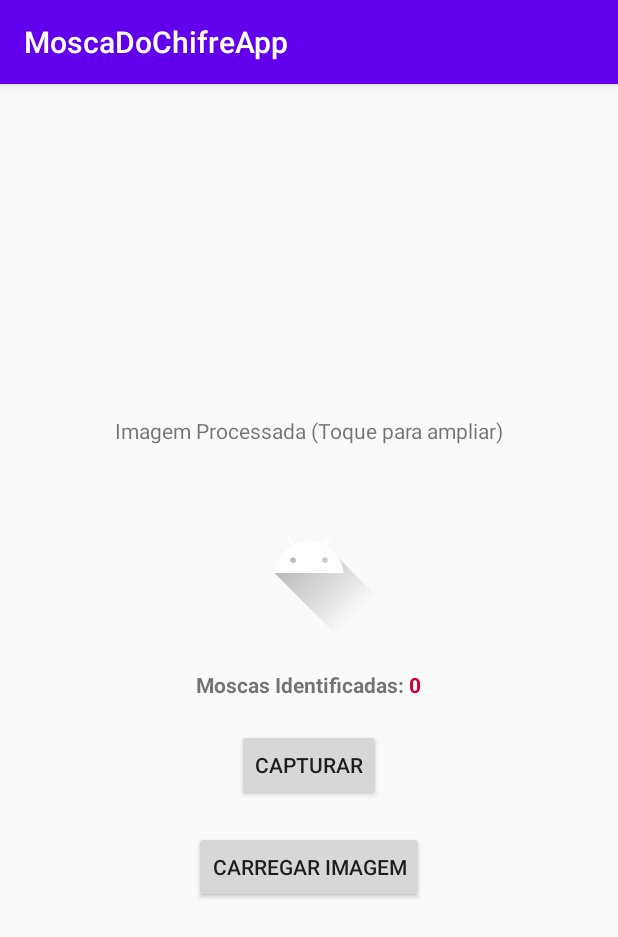
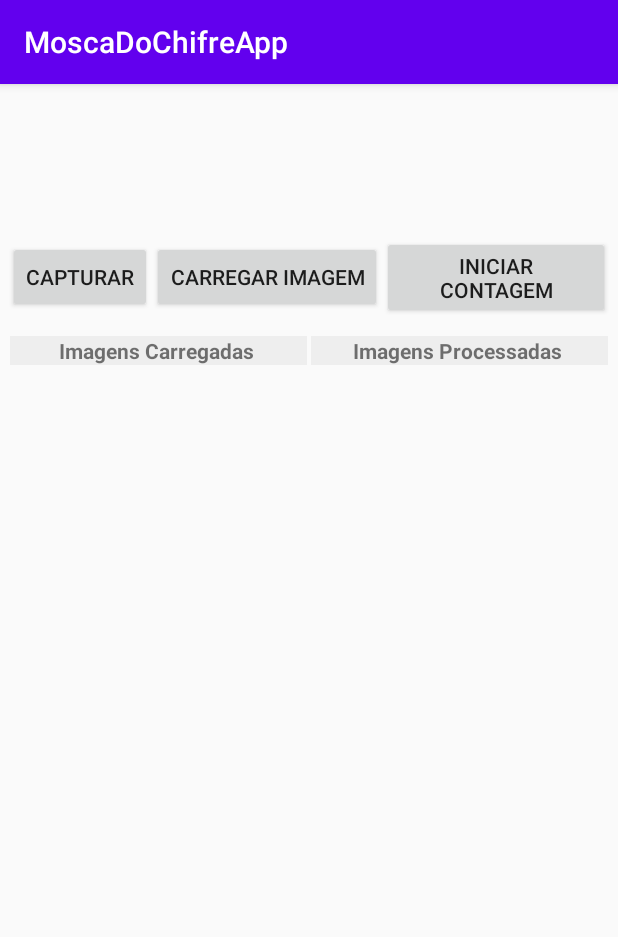
Before and after one commit to ricardonascimentosoares/moscadochifreapp, an Android app: the screen it shows after launch (MainActivity), on a phone screen of 412 x 824 dp. Shown: the top 937 px of the screen. Run offline under Robolectric (Android 15) with nearby library versions, the phone set to English and light mode, and no system bars; our stand-ins replace Picasso; libraries missing offline, so code that uses them is left out: com.chaquo.python.

Commit message:
Novo layout e carregamento de imagens e miniaturas

```diff
--- a/app/build.gradle
+++ b/app/build.gradle
@@ -44,6 +44,7 @@ dependencies {
     implementation 'androidx.appcompat:appcompat:1.2.0'
     implementation 'androidx.constraintlayout:constraintlayout:1.1.3'
     implementation 'com.github.chrisbanes:PhotoView:2.0.0'
+    implementation 'com.squareup.picasso:picasso:2.5.2'
     testImplementation 'junit:junit:4.12'
     androidTestImplementation 'androidx.test.ext:junit:1.1.2'
     androidTestImplementation 'androidx.test.espresso:espresso-core:3.3.0'
--- a/app/src/main/AndroidManifest.xml
+++ b/app/src/main/AndroidManifest.xml
@@ -17,9 +17,9 @@
         android:supportsRtl="true"
         android:requestLegacyExternalStorage="true"
         android:theme="@style/AppTheme">
-        <activity android:name=".FullScreenImage"></activity>
+        <activity android:name=".activity.FullScreenImage"></activity>
         <activity
-            android:name=".MainActivity"
+            android:name=".activity.MainActivity"
             android:configChanges="keyboardHidden|orientation|screenSize"
             android:screenOrientation="portrait">
             <intent-filter>
@@ -34,6 +34,7 @@
             android:authorities="com.facom.rvns.moscadochifreapp.fileprovider"
             android:exported="false"
             android:grantUriPermissions="true">
+
             <meta-data
                 android:name="android.support.FILE_PROVIDER_PATHS"
                 android:resource="@xml/file_paths" />
--- a/app/src/main/java/com/facom/rvns/moscadochifreapp/FullScreenImage.java
+++ b/app/src/main/java/com/facom/rvns/moscadochifreapp/activity/FullScreenImage.java
@@ -1,8 +1,7 @@
-package com.facom.rvns.moscadochifreapp;
+package com.facom.rvns.moscadochifreapp.activity;
 
 import androidx.appcompat.app.AppCompatActivity;
 
-import android.graphics.Bitmap;
 import android.net.Uri;
 import android.os.Bundle;
 import android.provider.MediaStore;
@@ -10,10 +9,9 @@ import android.view.View;
 import android.view.Window;
 import android.view.WindowManager;
 import android.widget.Button;
-import android.widget.ImageView;
 
+import com.facom.rvns.moscadochifreapp.R;
 import com.github.chrisbanes.photoview.PhotoView;
-import com.github.chrisbanes.photoview.PhotoViewAttacher;
 
 import java.io.IOException;
 
--- a/app/src/main/java/com/facom/rvns/moscadochifreapp/MainActivity.java
+++ b/app/src/main/java/com/facom/rvns/moscadochifreapp/activity/MainActivity.java
@@ -1,17 +1,13 @@
-package com.facom.rvns.moscadochifreapp;
+package com.facom.rvns.moscadochifreapp.activity;
 
 import androidx.appcompat.app.AlertDialog;
 import androidx.appcompat.app.AppCompatActivity;
 import androidx.core.content.FileProvider;
 
-import android.content.Context;
 import android.content.Intent;
-import android.database.Cursor;
 import android.graphics.Bitmap;
 import android.graphics.BitmapFactory;
 import android.net.Uri;
-import android.os.AsyncTask;
-import android.os.Build;
 import android.os.Bundle;
 import android.os.Environment;
 import android.os.Handler;
@@ -29,10 +25,11 @@ import android.widget.Toast;
 import com.chaquo.python.PyObject;
 import com.chaquo.python.Python;
 import com.chaquo.python.android.AndroidPlatform;
+import com.facom.rvns.moscadochifreapp.OutputWritable;
+import com.facom.rvns.moscadochifreapp.R;
+import com.squareup.picasso.Picasso;
 
 import java.io.File;
-import java.io.FileInputStream;
-import java.io.FileNotFoundException;
 import java.io.FileOutputStream;
 import java.io.IOException;
 import java.io.InputStream;
@@ -55,27 +52,23 @@ public class MainActivity extends AppCompatActivity implements OutputWritable {
     private TextView txtStatusProcessamento;
     private TextView txtTotalMoscas;
     private AlertDialog dialog;
+    private File storageDir;
+    private File storageDirSource;
+    private File storageDirTarget;
 
     @Override
     protected void onCreate(Bundle savedInstanceState) {
         super.onCreate(savedInstanceState);
         setContentView(R.layout.activity_main);
 
-        imageView1 = findViewById(R.id.imageView1);
-        imageView1.setOnClickListener(new View.OnClickListener() {
-            @Override
-            public void onClick(View v) {
-                startFullscreen(currentPhotoPath);
-            }
-        });
+        storageDir = getExternalFilesDir(Environment.DIRECTORY_PICTURES);
+        storageDirSource = new File(storageDir, "Imagens_Capturadas");
+        storageDirTarget = new File(storageDir, "Imagens_Processadas");
 
-        imageView2 = findViewById(R.id.imageView2);
-        imageView2.setOnClickListener(new View.OnClickListener() {
-            @Override
-            public void onClick(View v) {
-                startFullscreen(outputFilename);
-            }
-        });
+        //cria os diretorios onde as imagens ficarao salvas
+        storageDirSource.mkdirs();
+        storageDirTarget.mkdirs();
+
 
         Button btnCapturar = findViewById(R.id.btnCapturar);
         btnCapturar.setOnClickListener(new View.OnClickListener() {
@@ -95,6 +88,8 @@ public class MainActivity extends AppCompatActivity implements OutputWritable {
 
         txtTotalMoscas = findViewById(R.id.txtTotalMoscas);
 
+        loadFiles(storageDirSource.getAbsolutePath());
+
     }
 
     /**
@@ -107,7 +102,7 @@ public class MainActivity extends AppCompatActivity implements OutputWritable {
             // Create the File where the photo should go
             File photoFile = null;
             try {
-                photoFile = createImageFile();
+                photoFile = createImageFile(storageDirSource);
             } catch (IOException ex) {
                 // Error occurred while creating the File
             }
@@ -129,14 +124,15 @@ public class MainActivity extends AppCompatActivity implements OutputWritable {
         if (resultCode == RESULT_OK){
             switch (requestCode) {
                 case REQUEST_TAKE_PHOTO:
-                    startPython();
+                    //startPython();
                     break;
                 case RESULT_LOAD_IMG:
                     try {
                         // Creating file
                         File photoFile = null;
                         try {
-                            photoFile = createImageFile();
+                            photoFile = createImageFile(storageDirSource);
+                            setImageViewBitmap(photoFile);
                         } catch (IOException ex) {
                             Log.d(TAG, "Error occurred while creating the file");
                         }
@@ -152,7 +148,7 @@ public class MainActivity extends AppCompatActivity implements OutputWritable {
                         Log.d(TAG, "onActivityResult: " + e.toString());
                     }
 
-                    startPython();
+                    //startPython();
                     break;
             }
         }
@@ -163,19 +159,22 @@ public class MainActivity extends AppCompatActivity implements OutputWritable {
      * @return
      * @throws IOException
      */
-    private File createImageFile() throws IOException {
+    private File createImageFile(File dir) throws IOException {
         // Create an image file name
         String timeStamp = new SimpleDateFormat("yyyyMMdd_HHmmss").format(new Date());
-        String imageFileName = "JPEG_" + timeStamp + "_";
-        File storageDir = getExternalFilesDir(Environment.DIRECTORY_PICTURES);
-        File image = File.createTempFile(
-                imageFileName,  /* prefix */
-                ".jpg",         /* suffix */
-                storageDir      /* directory */
-        );
+        File image = null;
+        try {
+            image = File.createTempFile(
+                    timeStamp,  /* prefix */
+                    ".jpg",         /* suffix */
+                    dir      /* directory */
+            );
+        } catch (IOException e) {
+            e.printStackTrace();
+        }
 
         // Save a file: path for use with ACTION_VIEW intents
-        currentPhotoPath = image.getAbsolutePath();
+        //currentPhotoPath = image.getAbsolutePath();
         return image;
     }
 
@@ -211,7 +210,7 @@ public class MainActivity extends AppCompatActivity implements OutputWritable {
                     public void run() {
                         if (dialog != null)
                             dialog.dismiss();
-                        setImageViewBitmap(imageView2, outputFilename);
+                        //setImageViewBitmap(outputFilename);
                         Toast.makeText(MainActivity.this, "Contagem Realizada!", Toast.LENGTH_SHORT).show();
                     }
                 });
@@ -238,15 +237,24 @@ public class MainActivity extends AppCompatActivity implements OutputWritable {
      * @param imageView
      * @param path
      */
-    private  void setImageViewBitmap(ImageView imageView, String path){
-        Bitmap imageBitmap = null;
-        try {
-            imageBitmap = MediaStore.Images.Media.getBitmap(this.getContentResolver(), Uri.parse("file:///"+path));
+    private  void setImageViewBitmap(final File file){
 
-        } catch (IOException e) {
-            e.printStackTrace();
+        LinearLayout item = (LinearLayout)findViewById(R.id.linearImagemCarregada);
+        View child = getLayoutInflater().inflate(R.layout.image_thumbnail, null);
+
+        if(file.exists()){
+
+            ImageView imageThumbnail = child.findViewById(R.id.imageBoi);
+            imageThumbnail.setOnClickListener(new View.OnClickListener() {
+                @Override
+                public void onClick(View v) {
+                    startFullscreen(file.getAbsolutePath());
+                }
+            });
+
+            Picasso.with(this).load(file).fit().centerCrop().into(imageThumbnail);
         }
-        imageView.setImageBitmap(imageBitmap);
+        item.addView(child);
     }
 
     /**
@@ -299,4 +307,20 @@ public class MainActivity extends AppCompatActivity implements OutputWritable {
         intent.putExtras(extras);
         startActivity(intent);
     }
+
+
+    private void loadFiles(String path){
+        Log.d("Files", "Path: " + path);
+        File directory = new File(path);
+        File[] files = directory.listFiles();
+        Log.d("Files", "Size: "+ files.length);
+        for (int i = 0; i < files.length; i++)
+        {
+            if (path == storageDirSource.getAbsolutePath()){
+                Log.d("Files", "FileName:" + files[i].getName());
+                setImageViewBitmap(files[i]);
+            }
+
+        }
+    }
 }
--- a/app/src/main/res/layout/activity_main.xml
+++ b/app/src/main/res/layout/activity_main.xml
@@ -5,85 +5,101 @@
     android:layout_width="match_parent"
     android:layout_height="match_parent"
     android:orientation="vertical"
-    android:padding="10dip"
+    android:padding="5dip"
     android:gravity="center"
-    tools:context=".MainActivity">
-
-
-    <TextView
-        android:id="@+id/textView"
-        android:visibility="gone"
-        android:gravity="center"
-        android:layout_marginTop="15dp"
-        android:layout_width="match_parent"
-        android:layout_height="wrap_content"
-        android:text="Imagem Capturada" />
-
-    <ImageView
-        android:id="@+id/imageView1"
-        android:visibility="gone"
-        android:layout_width="match_parent"
-        android:layout_height="150dp"
-        android:layout_gravity="center"
-        android:scaleType="centerInside"
-        android:adjustViewBounds="true"
-        android:src="@drawable/ic_launcher_foreground" />
-
-
-    <TextView
-        android:id="@+id/textView2"
-        android:gravity="center"
-        android:layout_width="match_parent"
-        android:layout_height="wrap_content"
-        android:text="Imagem Processada (Toque para ampliar)" />
-
-    <ImageView
-        android:id="@+id/imageView2"
-        android:layout_width="match_parent"
-        android:layout_height="150dp"
-        android:layout_gravity="center"
-        android:scaleType="centerInside"
-        android:adjustViewBounds="true"
-        android:src="@drawable/ic_launcher_foreground" />
+    tools:context=".activity.MainActivity">
 
 
     <LinearLayout
-        android:layout_width="wrap_content"
-        android:layout_height="wrap_content"
-        android:orientation="horizontal">
-    <TextView
-        android:id="@+id/lbTotalMoscas"
-        android:gravity="center"
-        android:textStyle="bold"
         android:layout_width="match_parent"
         android:layout_height="wrap_content"
-        android:text="Moscas Identificadas: " />
+        android:paddingBottom="10dp"
+        >
 
-    <TextView
-        android:id="@+id/txtTotalMoscas"
-        android:gravity="center"
-        android:textStyle="bold"
-        android:textColor="#C03"
-        android:layout_width="match_parent"
-        android:layout_height="wrap_content"
-        android:text="0" />
-
-    </LinearLayout>
 
     <Button
         android:id="@+id/btnCapturar"
         android:layout_width="wrap_content"
         android:layout_height="wrap_content"
         android:layout_gravity="center"
-        android:text="Capturar"
-        android:layout_marginTop="20dip" />
+        android:text="Capturar" />
 
     <Button
         android:id="@+id/btnCarregar"
         android:layout_width="wrap_content"
         android:layout_height="wrap_content"
         android:layout_gravity="center"
-        android:text="Carregar Imagem"
-        android:layout_marginTop="20dip" />
+        android:text="Carregar Imagem" />
+
+    <Button
+        android:id="@+id/btnIniciarContagem"
+        android:layout_width="wrap_content"
+        android:layout_height="wrap_content"
+        android:layout_gravity="center"
+        android:text="Iniciar Contagem" />
+
+    </LinearLayout>
+
+
+    <LinearLayout
+        android:layout_width="match_parent"
+        android:layout_height="500dp"
+    >
+        <ScrollView
+            android:layout_width="0dp"
+            android:layout_height="match_parent"
+            android:layout_weight="1">
+
+            <LinearLayout
+                android:id="@+id/linearImagemCarregada"
+                android:layout_width="match_parent"
+                android:layout_height="wrap_content"
+                android:background="#EEE"
+                android:layout_margin="1dp"
+                android:orientation="vertical"
+
+                >
+                <TextView
+                    android:id="@+id/textview1"
+                    android:gravity="center"
+                    android:textStyle="bold"
+                    android:layout_width="match_parent"
+                    android:layout_height="wrap_content"
+                    android:text="Imagens Carregadas " />
+
+            </LinearLayout>
+
+        </ScrollView>
+
+        <ScrollView
+            android:layout_width="0dp"
+            android:layout_height="match_parent"
+            android:layout_weight="1">
+
+        <LinearLayout
+            android:id="@+id/linearImagemProcessada"
+            android:layout_width="match_parent"
+            android:layout_height="wrap_content"
+            android:background="#EEE"
+            android:layout_margin="1dp"
+            android:orientation="vertical"
+            >
+            <TextView
+                android:id="@+id/textview2"
+                android:gravity="center"
+                android:textStyle="bold"
+                android:layout_width="match_parent"
+                android:layout_height="wrap_content"
+                android:text="Imagens Processadas " />
+        </LinearLayout>
+
+        </ScrollView>
+
+
+    </LinearLayout>
+
+
+
+
 
 </LinearLayout>
--- a/app/src/main/res/xml/file_paths.xml
+++ b/app/src/main/res/xml/file_paths.xml
@@ -1,4 +1,6 @@
 <?xml version="1.0" encoding="utf-8"?>
 <paths xmlns:android="http://schemas.android.com/apk/res/android">
     <external-files-path name="my_images" path="/" />
+
+
 </paths>
```
Also changed, not shown: app/src/main/java/com/facom/rvns/moscadochifreapp/model/CowModel.java (added, +29 -0 lines), app/src/main/res/layout/image_processed_thumbnail.xml (added, +37 -0 lines), app/src/main/res/layout/image_thumbnail.xml (added, +44 -0 lines), app/src/main/res/drawable/img2.jpg (added).
